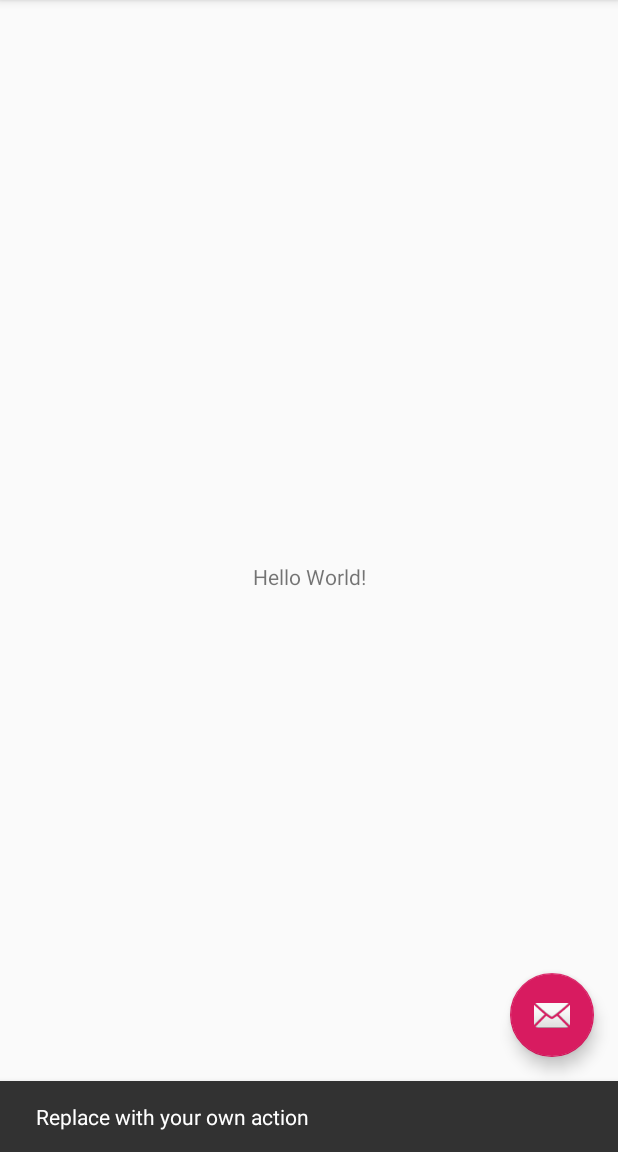
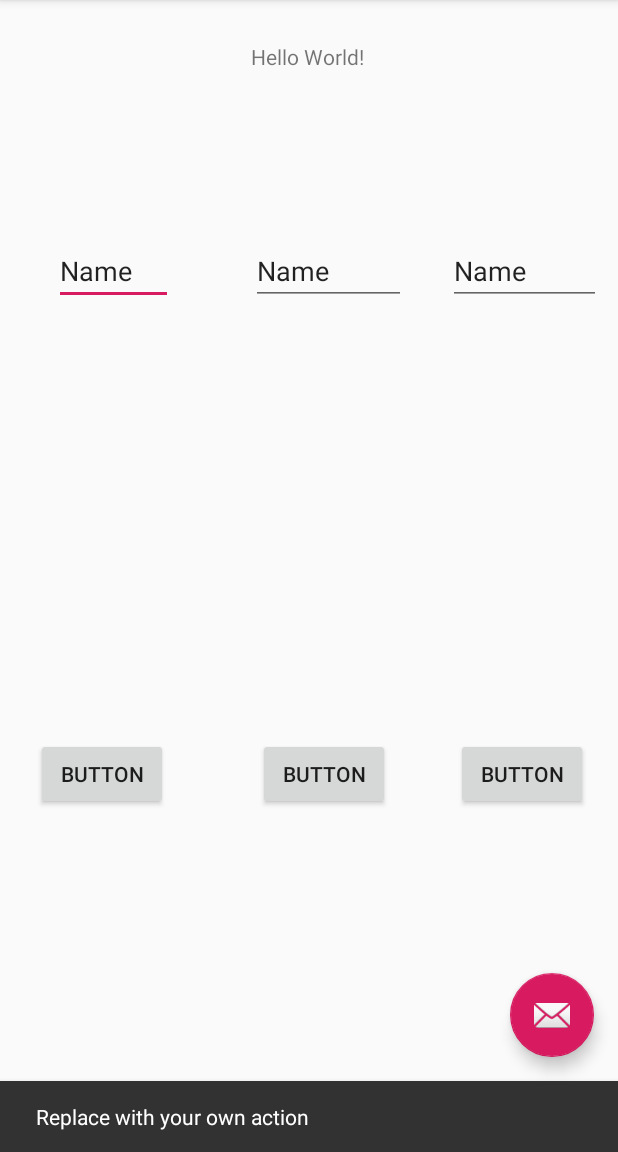
Before and after one commit to carlosmoran97/pdm115-guias-de-lab, an Android app: the screen it shows after launch (MainActivity), after a tap on an icon or button, on a phone screen of 412 x 824 dp, the part 84-1236 px from its top. Run offline under Robolectric (Android 15) with nearby library versions, the phone set to English and light mode, and no system bars.

Commit message:
Agregando variables en string.xml y los elementos en el main_activity.xml

```diff
--- a/app/src/main/res/layout/activity_main.xml
+++ b/app/src/main/res/layout/activity_main.xml
@@ -21,7 +21,108 @@
 
     </android.support.design.widget.AppBarLayout>
 
-    <include layout="@layout/content_main"/>
+    <android.support.constraint.ConstraintLayout
+        android:id="@+id/include"
+        android:layout_width="match_parent"
+        android:layout_height="match_parent"
+        app:layout_behavior="@string/appbar_scrolling_view_behavior"
+        tools:context=".MainActivity"
+        tools:showIn="@layout/activity_main">
+
+        <TextView
+            android:id="@+id/textView"
+            android:layout_width="wrap_content"
+            android:layout_height="22dp"
+            android:layout_marginStart="167dp"
+            android:layout_marginLeft="167dp"
+            android:layout_marginTop="28dp"
+            android:layout_marginEnd="167dp"
+            android:layout_marginRight="167dp"
+            android:text="Hello World!"
+            app:layout_constraintEnd_toEndOf="parent"
+            app:layout_constraintHorizontal_bias="0.0"
+            app:layout_constraintStart_toStartOf="parent"
+            app:layout_constraintTop_toTopOf="parent" />
+
+        <EditText
+            android:id="@+id/editText"
+            android:layout_width="79dp"
+            android:layout_height="wrap_content"
+            android:layout_marginStart="36dp"
+            android:layout_marginLeft="36dp"
+            android:layout_marginTop="108dp"
+            android:ems="10"
+            android:inputType="textPersonName"
+            android:text="Name"
+            app:layout_constraintStart_toStartOf="parent"
+            app:layout_constraintTop_toBottomOf="@+id/textView" />
+
+        <EditText
+            android:id="@+id/editText2"
+            android:layout_width="102dp"
+            android:layout_height="wrap_content"
+            android:layout_marginStart="28dp"
+            android:layout_marginLeft="28dp"
+            android:layout_marginTop="108dp"
+            android:ems="10"
+            android:inputType="textPersonName"
+            android:text="Name"
+            app:layout_constraintStart_toEndOf="@+id/editText3"
+            app:layout_constraintTop_toBottomOf="@+id/textView" />
+
+        <EditText
+            android:id="@+id/editText3"
+            android:layout_width="103dp"
+            android:layout_height="wrap_content"
+            android:layout_marginStart="52dp"
+            android:layout_marginLeft="52dp"
+            android:layout_marginTop="108dp"
+            android:ems="10"
+            android:inputType="textPersonName"
+            android:text="Name"
+            app:layout_constraintStart_toEndOf="@+id/editText"
+            app:layout_constraintTop_toBottomOf="@+id/textView" />
+
+        <Button
+            android:id="@+id/button"
+            android:layout_width="wrap_content"
+            android:layout_height="wrap_content"
+            android:layout_marginStart="24dp"
+            android:layout_marginLeft="24dp"
+            android:layout_marginTop="68dp"
+            android:layout_marginBottom="8dp"
+            android:text="Button"
+            app:layout_constraintBottom_toBottomOf="parent"
+            app:layout_constraintStart_toStartOf="parent"
+            app:layout_constraintTop_toBottomOf="@+id/editText" />
+
+        <Button
+            android:id="@+id/button2"
+            android:layout_width="wrap_content"
+            android:layout_height="wrap_content"
+            android:layout_marginStart="60dp"
+            android:layout_marginLeft="60dp"
+            android:layout_marginTop="68dp"
+            android:layout_marginBottom="8dp"
+            android:text="Button"
+            app:layout_constraintBottom_toBottomOf="parent"
+            app:layout_constraintStart_toEndOf="@+id/button"
+            app:layout_constraintTop_toBottomOf="@+id/editText3" />
+
+        <Button
+            android:id="@+id/button3"
+            android:layout_width="wrap_content"
+            android:layout_height="wrap_content"
+            android:layout_marginStart="44dp"
+            android:layout_marginLeft="44dp"
+            android:layout_marginTop="68dp"
+            android:layout_marginBottom="8dp"
+            android:text="Button"
+            app:layout_constraintBottom_toBottomOf="parent"
+            app:layout_constraintStart_toEndOf="@+id/button2"
+            app:layout_constraintTop_toBottomOf="@+id/editText2" />
+
+    </android.support.constraint.ConstraintLayout>
 
     <android.support.design.widget.FloatingActionButton
         android:id="@+id/fab"
--- a/app/src/main/res/values/strings.xml
+++ b/app/src/main/res/values/strings.xml
@@ -1,4 +1,11 @@
 <resources>
     <string name="app_name">MC16006</string>
     <string name="action_settings">Settings</string>
+    <string name="boton1">Suma</string>
+    <string name="boton2">Resta</string>
+    <string name="boton3">Mult</string>
+    <string name="parametro1">Valor1</string>
+    <string name="parametro2">Valor2</string>
+    <string name="parametro3">Valor3</string>
+    <string name="resultado">Resultado</string>
 </resources>
```
